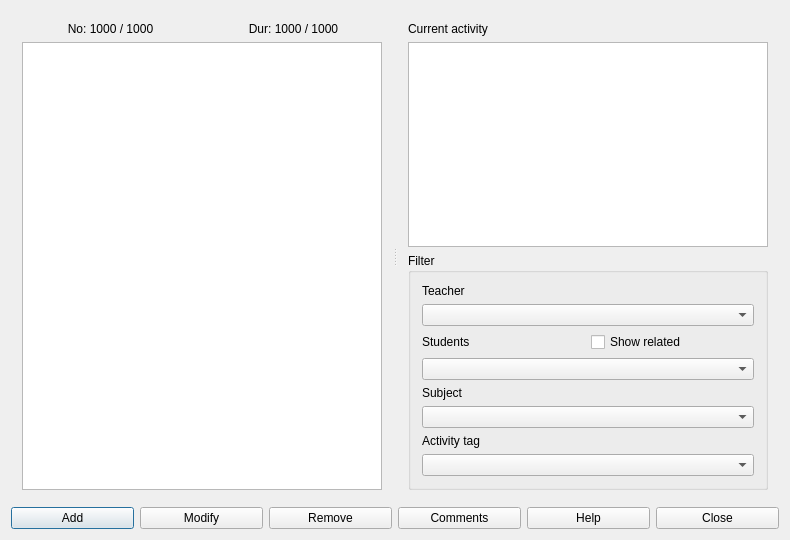
Before: the Qt Designer form fet/src/interface/activitiesform_template.ui in vonmecheln/fet, drawn with Qt 5.
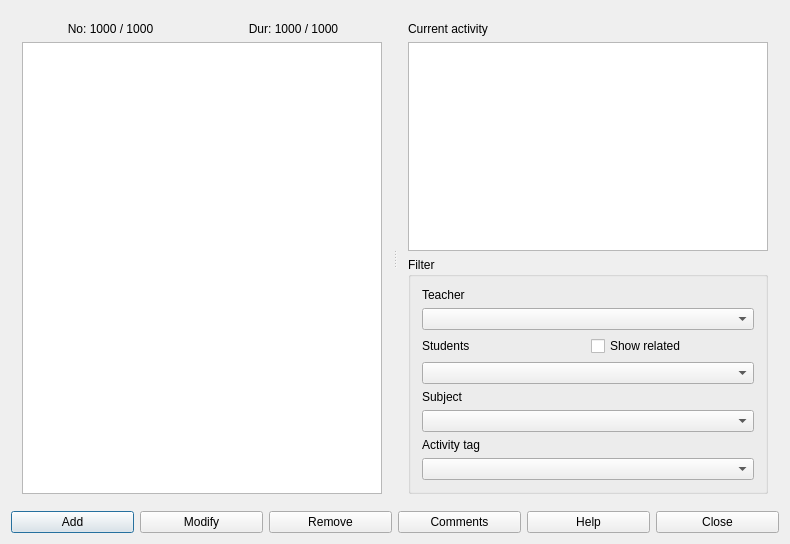
After: the same form once the commit is applied.

The edit to the form file:
```diff
--- a/fet/src/interface/activitiesform_template.ui
+++ b/fet/src/interface/activitiesform_template.ui
@@ -7,7 +7,7 @@
     <x>0</x>
     <y>0</y>
     <width>790</width>
-    <height>540</height>
+    <height>544</height>
    </rect>
   </property>
   <property name="windowTitle">
```
Left out of the diff: 2 changed lines with no effect on the pictures.
